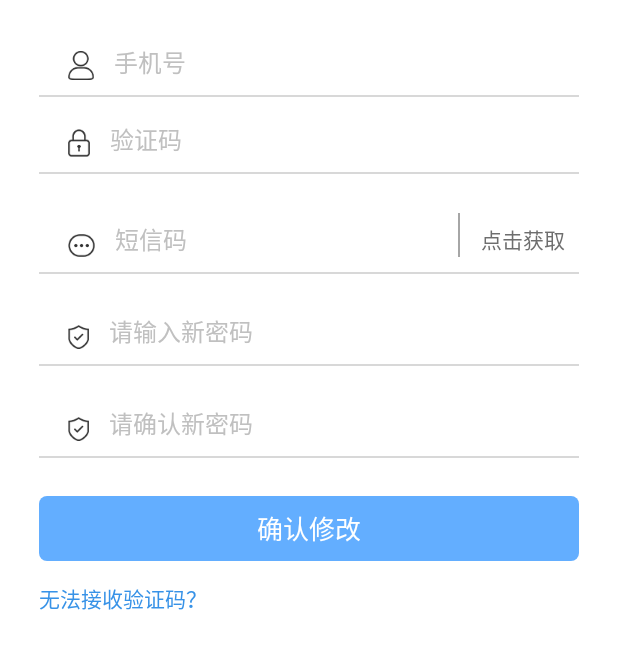
After one commit to ADeveloperH/LeHFu, an Android app: the layout activity_findpwd.xml on its own in the app's theme, with its tools: preview values and no code run, on a phone screen of 412 x 824 dp. The commit adds this screen. Shown: the top 649 px of the screen. Run offline under Robolectric (Android 15) with nearby library versions, the phone set to English and light mode, and no system bars.

Commit message:
找回密码页面布局完成

```diff
--- a/app/src/main/AndroidManifest.xml
+++ b/app/src/main/AndroidManifest.xml
@@ -67,6 +67,11 @@
             android:name=".activity.SettingPwdActivity"
             android:launchMode="singleTop"
             android:screenOrientation="portrait" />
+
+        <activity
+            android:name=".activity.FindPwdActivity"
+            android:launchMode="singleTop"
+            android:screenOrientation="portrait" />
     </application>
 
 </manifest>
--- /dev/null
+++ b/app/src/main/java/com/jiefutong/lehfu/activity/FindPwdActivity.java
@@ -0,0 +1,23 @@
+package com.jiefutong.lehfu.activity;
+
+import android.os.Bundle;
+import android.support.annotation.Nullable;
+
+import com.jiefutong.lehfu.R;
+import com.jiefutong.lehfu.base.BaseTitleActivity;
+
+/**
+ * author：hj
+ * time: 2018/1/14 0014 16:30
+ * description:
+ */
+
+
+public class FindPwdActivity extends BaseTitleActivity {
+    @Override
+    protected void onCreate(@Nullable Bundle savedInstanceState) {
+        super.onCreate(savedInstanceState);
+        setContentView(R.layout.activity_findpwd);
+        setTitle("找回密码");
+    }
+}
--- a/app/src/main/java/com/jiefutong/lehfu/activity/SplashActivity.java
+++ b/app/src/main/java/com/jiefutong/lehfu/activity/SplashActivity.java
@@ -18,7 +18,7 @@ public class SplashActivity extends BaseNotTitleActivity {
         super.onCreate(savedInstanceState);
         setContentView(R.layout.activity_splash_layout);
 
-        startActivity(new Intent(this,SettingPwdActivity.class));
+        startActivity(new Intent(this,FindPwdActivity.class));
         finish();
     }
 }
--- /dev/null
+++ b/app/src/main/res/layout/activity_findpwd.xml
@@ -0,0 +1,218 @@
+<?xml version="1.0" encoding="utf-8"?>
+<LinearLayout xmlns:android="http://schemas.android.com/apk/res/android"
+    android:layout_width="match_parent"
+    android:layout_height="match_parent"
+    android:background="@color/white"
+    android:orientation="vertical"
+    android:paddingLeft="26dp"
+    android:paddingRight="26dp"
+    android:paddingTop="29dp">
+
+    <LinearLayout
+        android:layout_width="match_parent"
+        android:layout_height="wrap_content"
+        android:layout_marginLeft="19dp"
+        android:gravity="bottom"
+        android:orientation="horizontal">
+
+        <ImageView
+            android:layout_width="wrap_content"
+            android:layout_height="wrap_content"
+            android:src="@drawable/register_phone" />
+
+        <EditText
+            android:layout_width="0dp"
+            android:layout_height="wrap_content"
+            android:layout_marginLeft="13dp"
+            android:layout_weight="1"
+            android:background="@null"
+            android:hint="手机号"
+            android:inputType="phone"
+            android:maxLength="13"
+            android:singleLine="true"
+            android:textColorHint="#c0c0c0"
+            android:textSize="16dp" />
+
+    </LinearLayout>
+
+    <View
+        android:layout_width="match_parent"
+        android:layout_height="1dp"
+        android:layout_marginTop="10dp"
+        android:background="#D8D8D8" />
+
+    <LinearLayout
+        android:layout_width="match_parent"
+        android:layout_height="wrap_content"
+        android:layout_marginLeft="19dp"
+        android:gravity="bottom"
+        android:orientation="horizontal">
+
+        <ImageView
+            android:layout_width="wrap_content"
+            android:layout_height="wrap_content"
+            android:src="@drawable/register_identifycode" />
+
+        <EditText
+            android:layout_width="0dp"
+            android:layout_height="wrap_content"
+            android:layout_marginLeft="13dp"
+            android:layout_weight="1"
+            android:background="@null"
+            android:hint="验证码"
+            android:inputType="phone"
+            android:maxLength="13"
+            android:singleLine="true"
+            android:textColorHint="#c0c0c0"
+            android:textSize="16dp" />
+
+        <ImageView
+            android:layout_width="89dp"
+            android:layout_height="40dp" />
+
+    </LinearLayout>
+
+    <View
+        android:layout_width="match_parent"
+        android:layout_height="1dp"
+        android:layout_marginTop="10dp"
+        android:background="#D8D8D8" />
+
+    <LinearLayout
+        android:layout_width="match_parent"
+        android:layout_height="wrap_content"
+        android:layout_marginLeft="19dp"
+        android:layout_marginTop="26dp"
+        android:gravity="bottom"
+        android:orientation="horizontal">
+
+        <ImageView
+            android:layout_width="wrap_content"
+            android:layout_height="wrap_content"
+            android:src="@drawable/register_sms" />
+
+        <EditText
+            android:layout_width="0dp"
+            android:layout_height="wrap_content"
+            android:layout_marginLeft="13dp"
+            android:layout_weight="1"
+            android:background="@null"
+            android:hint="短信码"
+            android:inputType="phone"
+            android:maxLength="13"
+            android:singleLine="true"
+            android:textColorHint="#c0c0c0"
+            android:textSize="16dp" />
+
+        <View
+            android:layout_width="1dp"
+            android:layout_height="29dp"
+            android:background="#A6A6A6" />
+
+        <TextView
+            android:layout_width="wrap_content"
+            android:layout_height="wrap_content"
+            android:layout_marginLeft="14dp"
+            android:layout_marginRight="9dp"
+            android:text="点击获取"
+            android:textColor="#6E6E6E"
+            android:textSize="14dp" />
+
+    </LinearLayout>
+
+    <View
+        android:layout_width="match_parent"
+        android:layout_height="1dp"
+        android:layout_marginTop="10dp"
+        android:background="#D8D8D8" />
+
+    <LinearLayout
+        android:layout_width="match_parent"
+        android:layout_height="wrap_content"
+        android:layout_marginLeft="19dp"
+        android:layout_marginTop="26dp"
+        android:gravity="bottom"
+        android:orientation="horizontal">
+
+        <ImageView
+            android:layout_width="wrap_content"
+            android:layout_height="wrap_content"
+            android:src="@drawable/register_pwd" />
+
+        <EditText
+            android:layout_width="0dp"
+            android:layout_height="wrap_content"
+            android:layout_marginLeft="13dp"
+            android:layout_weight="1"
+            android:background="@null"
+            android:hint="请输入新密码"
+            android:inputType="phone"
+            android:maxLength="13"
+            android:singleLine="true"
+            android:textColorHint="#c0c0c0"
+            android:textSize="16dp" />
+
+    </LinearLayout>
+
+    <View
+        android:layout_width="match_parent"
+        android:layout_height="1dp"
+        android:layout_marginTop="10dp"
+        android:background="#D8D8D8" />
+
+    <LinearLayout
+        android:layout_width="match_parent"
+        android:layout_height="wrap_content"
+        android:layout_marginLeft="19dp"
+        android:layout_marginTop="26dp"
+        android:gravity="bottom"
+        android:orientation="horizontal">
+
+        <ImageView
+            android:layout_width="wrap_content"
+            android:layout_height="wrap_content"
+            android:src="@drawable/register_pwd" />
+
+        <EditText
+            android:layout_width="0dp"
+            android:layout_height="wrap_content"
+            android:layout_marginBottom="0dp"
+            android:layout_marginLeft="13dp"
+            android:layout_weight="1"
+            android:background="@null"
+            android:hint="请确认新密码"
+            android:inputType="phone"
+            android:maxLength="13"
+            android:padding="0dp"
+            android:singleLine="true"
+            android:textColorHint="#c0c0c0"
+            android:textSize="16dp" />
+
+    </LinearLayout>
+
+    <View
+        android:layout_width="match_parent"
+        android:layout_height="1dp"
+        android:layout_marginTop="10dp"
+        android:background="#D8D8D8" />
+
+    <Button
+        style="?android:attr/borderlessButtonStyle"
+        android:layout_width="match_parent"
+        android:layout_height="43dp"
+        android:layout_gravity="center_horizontal"
+        android:layout_marginTop="25dp"
+        android:background="@drawable/bg_blue_btn_corner"
+        android:text="确认修改"
+        android:textColor="#fff"
+        android:textSize="17dp" />
+
+    <TextView
+        android:layout_width="wrap_content"
+        android:layout_height="wrap_content"
+        android:layout_marginTop="14dp"
+        android:text="无法接收验证码？"
+        android:textColor="#3792E7"
+        android:textSize="14dp" />
+
+</LinearLayout>
```
